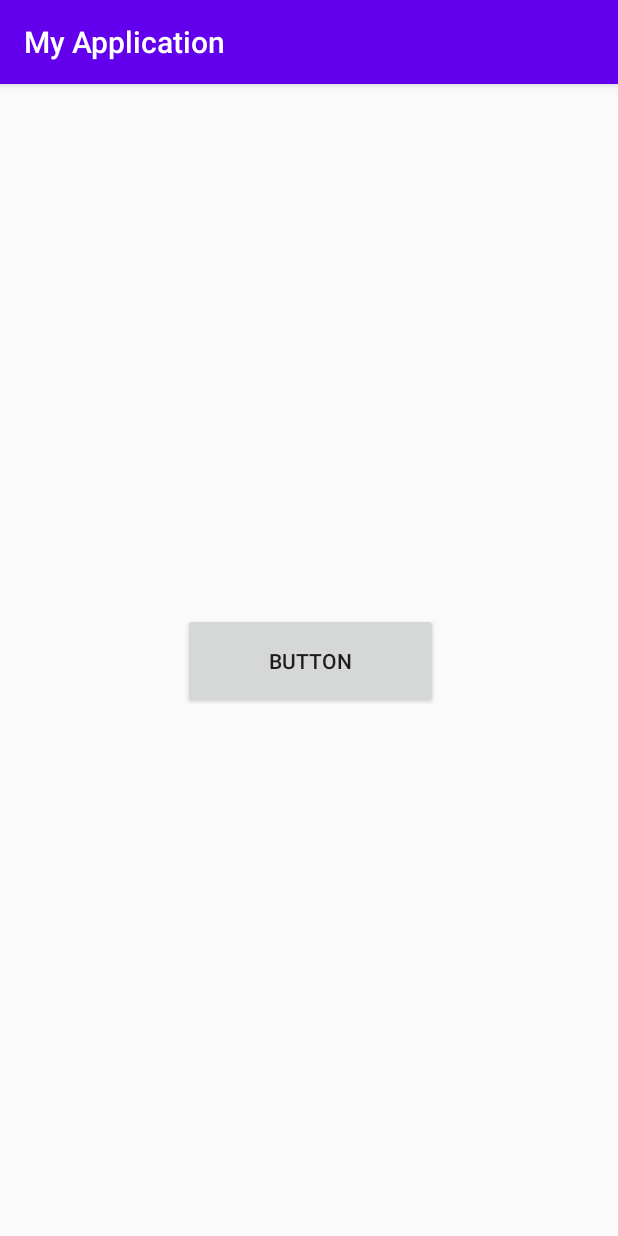
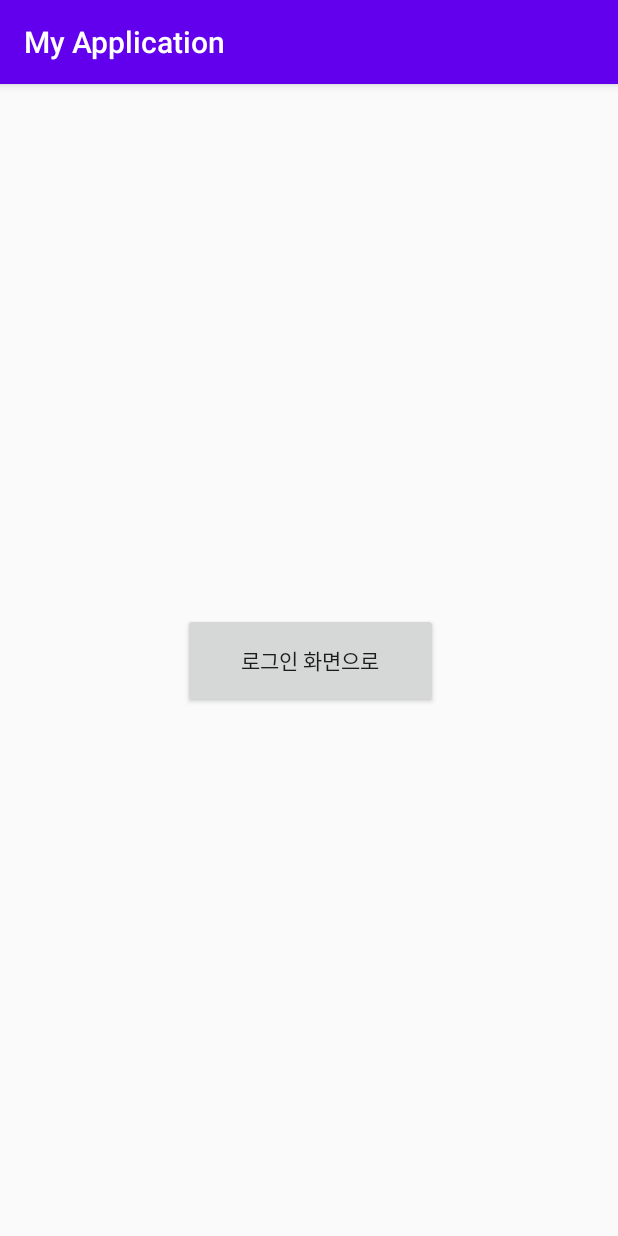
Before and after one commit to jiwon0297/Android, an Android app: the screen it shows after launch (MainActivity), on a phone screen of 412 x 824 dp. Run offline under Robolectric (Android 15) with nearby library versions, the light colour scheme and no system bars.

Commit message:
Update activity_main.xml
gg

```diff
--- a/app/src/main/res/layout/activity_main.xml
+++ b/app/src/main/res/layout/activity_main.xml
@@ -12,7 +12,7 @@
         android:layout_height="63dp"
         android:layout_marginEnd="120dp"
         android:onClick="login"
-        android:text="Button"
+        android:text="로그인 화면으로"
         app:layout_constraintBottom_toBottomOf="parent"
         app:layout_constraintEnd_toEndOf="parent"
         app:layout_constraintTop_toTopOf="parent" />
```
